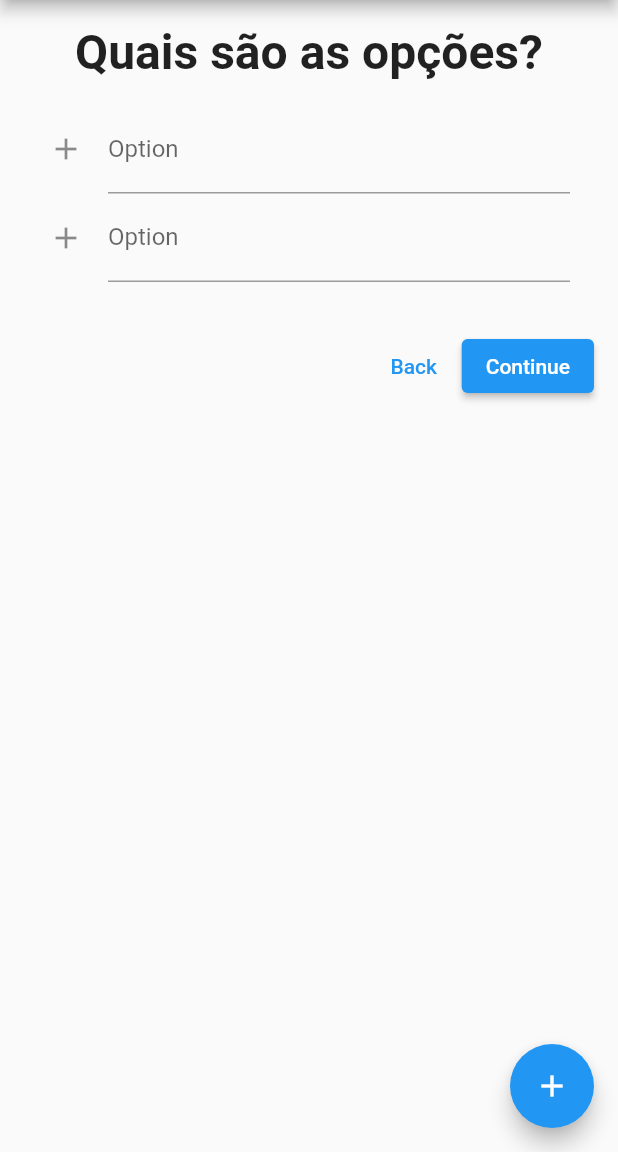
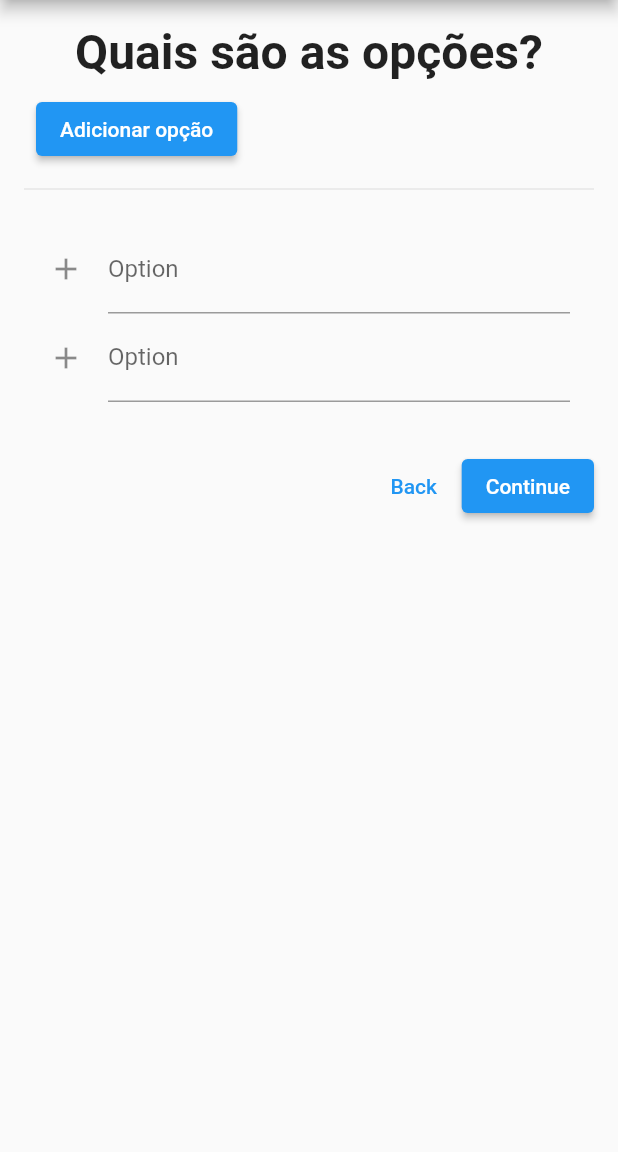
Before and after one commit to TwinsenMinothar/votop, a Flutter app: the VoteOption screen opened directly, on a phone screen of 412 x 824 dp, the part 84-1236 px from its top. Run offline on Flutter 3.47's test engine with Material 2 defaults, Android fonts, the phone set to English and light mode, and no system bars; missing offline and left inert: firedart.

Commit message:
refatorando o codigo

```diff
--- a/lib/UI/page_vote_options.dart
+++ b/lib/UI/page_vote_options.dart
@@ -21,6 +21,21 @@ class VoteOption extends StatelessWidget {
                 fontWeight: FontWeight.bold,
               ),
             ),
+            Padding(
+              padding: const EdgeInsets.all(8.0),
+              child: Row(
+                mainAxisAlignment: MainAxisAlignment.start,
+                children: [
+                  ElevatedButton(
+                    onPressed: () {
+                      options.add(Option());
+                    },
+                    child: Text('Adicionar opção'),
+                  ),
+                ],
+              ),
+            ),
+            Divider(),
             ListView.builder(
               physics: NeverScrollableScrollPhysics(),
               shrinkWrap: true,
@@ -57,12 +72,6 @@ class VoteOption extends StatelessWidget {
           ],
         ),
       ),
-      floatingActionButton: FloatingActionButton(
-        onPressed: () {
-          options.add(Option());
-        },
-        child: Icon(Icons.add),
-      ),
     );
   }
 }
```
Also changed, not shown: lib/UI/page_new_vote.dart (+9 -12 lines), lib/UI/page_poll_setting.dart (+44 -38 lines), lib/UI/page_signup.dart (+11 -0 lines).
